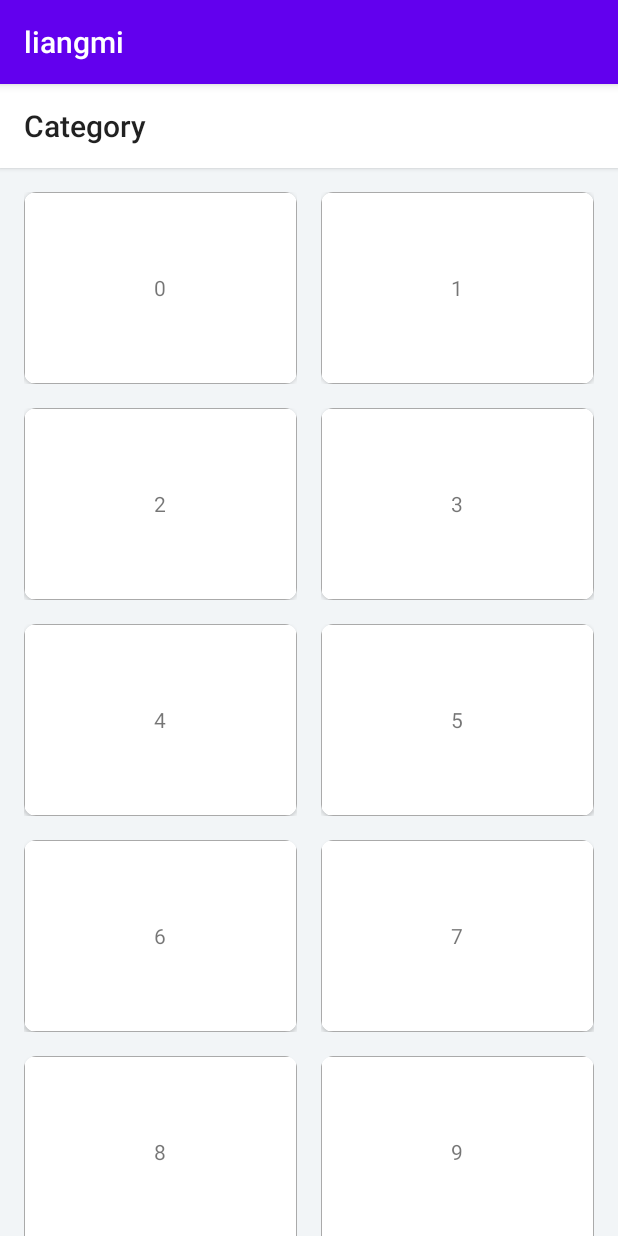
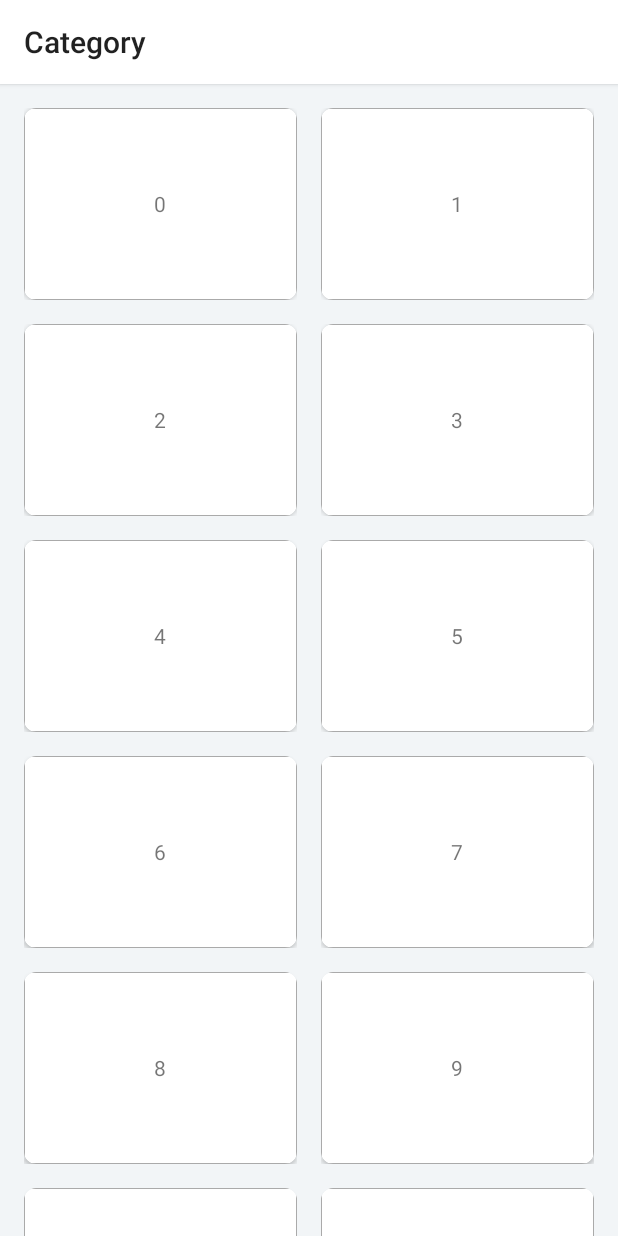
Before and after one commit to sohnyi/liangmi_android, an Android app: the MainActivity screen opened directly, with no data from a screen before it, on a phone screen of 412 x 824 dp. Run offline under Robolectric (Android 15) with nearby library versions, the phone set to English and light mode, and no system bars.

Commit message:
style changed

```diff
--- a/app/src/main/AndroidManifest.xml
+++ b/app/src/main/AndroidManifest.xml
@@ -20,6 +20,7 @@
         </activity>
 
         <activity android:name=".MainActivity"
+            android:theme="@style/DarkStatusBar"
             android:launchMode="singleTask">
 
         </activity>
--- a/app/src/main/res/values/colors.xml
+++ b/app/src/main/res/values/colors.xml
@@ -1,7 +1,8 @@
 <?xml version="1.0" encoding="utf-8"?>
 <resources>
-    <color name="colorPrimary">#6200EE</color>
-    <color name="colorPrimaryDark">#3700B3</color>
+    <color name="colorPrimary">#263238</color>
+    <color name="colorPrimaryDark">#000a12</color>
+    <color name="colorPrimaryLight">#4f5b62</color>
     <color name="colorAccent">#03DAC5</color>
 
     <color name="bgGray">#FFF2F5F7</color>
--- a/app/src/main/res/values/demines.xml
+++ b/app/src/main/res/values/demines.xml
@@ -1,6 +1,7 @@
 <?xml version="1.0" encoding="utf-8"?>
 <resources>
     <dimen name="card_view_elevation">2dp</dimen>
+    <dimen name="card_view_radius">8dp</dimen>
     <dimen name="card_view_height">64dp</dimen>
 
 </resources>
--- a/app/src/main/res/values/styles.xml
+++ b/app/src/main/res/values/styles.xml
@@ -1,11 +1,19 @@
 <resources>
 
     <!-- Base application theme. -->
-    <style name="AppTheme" parent="Theme.AppCompat.Light.DarkActionBar">
+    <style name="AppTheme" parent="Theme.AppCompat.Light.NoActionBar">
         <!-- Customize your theme here. -->
         <item name="colorPrimary">@color/colorPrimary</item>
         <item name="colorPrimaryDark">@color/colorPrimaryDark</item>
         <item name="colorAccent">@color/colorAccent</item>
+    </style>
+
+    <style name="LightStatusBar" parent="AppTheme">
+        <item name="android:windowLightStatusBar">true</item>
+    </style>
+
+    <style name="DarkStatusBar" parent="AppTheme">
+        <item name="android:windowLightStatusBar">false</item>
     </style>
 
     <style name="SplashTheme" parent="Theme.AppCompat.Light.NoActionBar">
```
